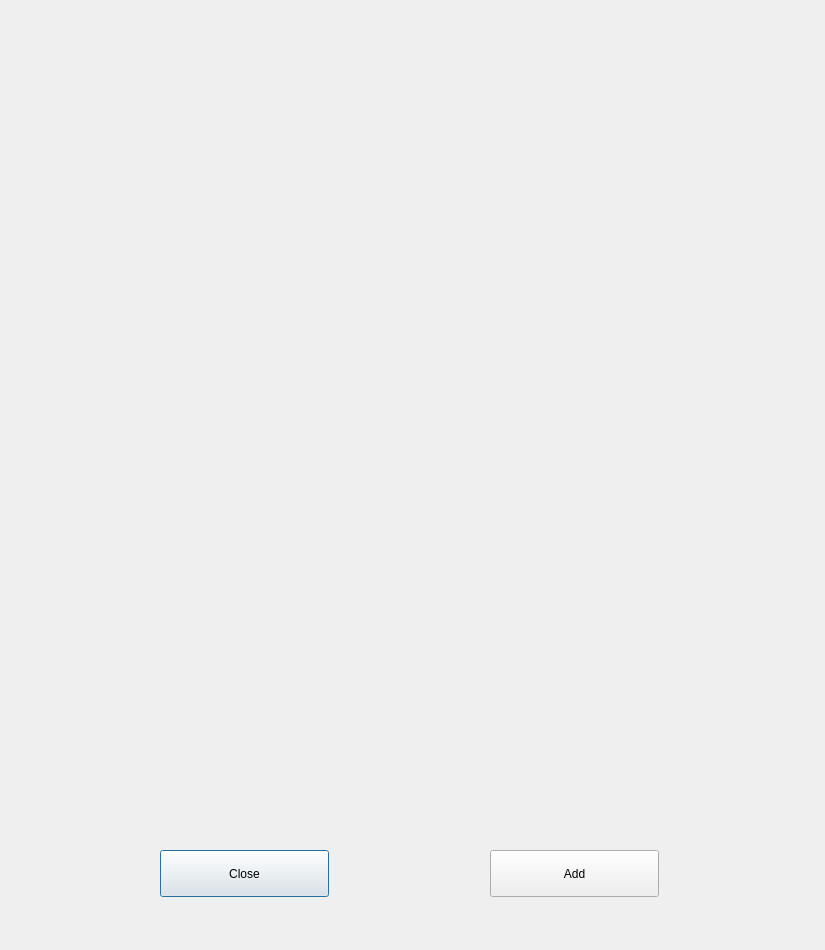
This is cardwindow.ui in marcinwozniak0/BakcylProgramowania_2020 as Qt 5 draws it before an edit. The edited form follows.
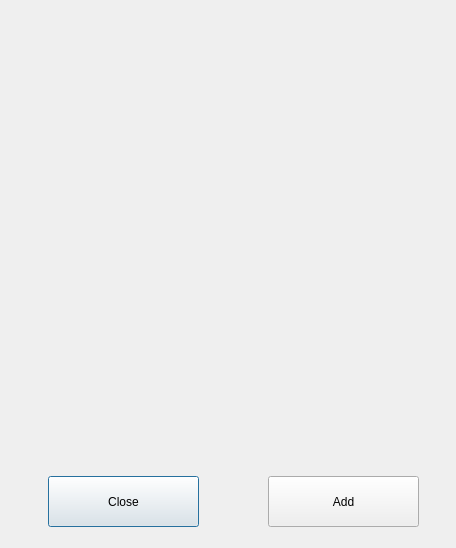
This is the edited form.

Commit message: resize cardWindow

```diff
--- a/cardwindow.ui
+++ b/cardwindow.ui
@@ -6,8 +6,8 @@
    <rect>
     <x>0</x>
     <y>0</y>
-    <width>825</width>
-    <height>950</height>
+    <width>456</width>
+    <height>548</height>
    </rect>
   </property>
   <property name="windowTitle">
@@ -16,10 +16,10 @@
   <widget class="QPushButton" name="close_w">
    <property name="geometry">
     <rect>
-     <x>160</x>
-     <y>850</y>
-     <width>169</width>
-     <height>47</height>
+     <x>48</x>
+     <y>476</y>
+     <width>151</width>
+     <height>51</height>
     </rect>
    </property>
    <property name="text">
@@ -29,10 +29,10 @@
   <widget class="QPushButton" name="pushButton_2">
    <property name="geometry">
     <rect>
-     <x>490</x>
-     <y>850</y>
-     <width>169</width>
-     <height>47</height>
+     <x>268</x>
+     <y>476</y>
+     <width>151</width>
+     <height>51</height>
     </rect>
    </property>
    <property name="text">
@@ -42,10 +42,10 @@
   <widget class="QLabel" name="label">
    <property name="geometry">
     <rect>
-     <x>120</x>
-     <y>30</y>
-     <width>561</width>
-     <height>781</height>
+     <x>70</x>
+     <y>0</y>
+     <width>341</width>
+     <height>461</height>
     </rect>
    </property>
    <property name="text">
```
